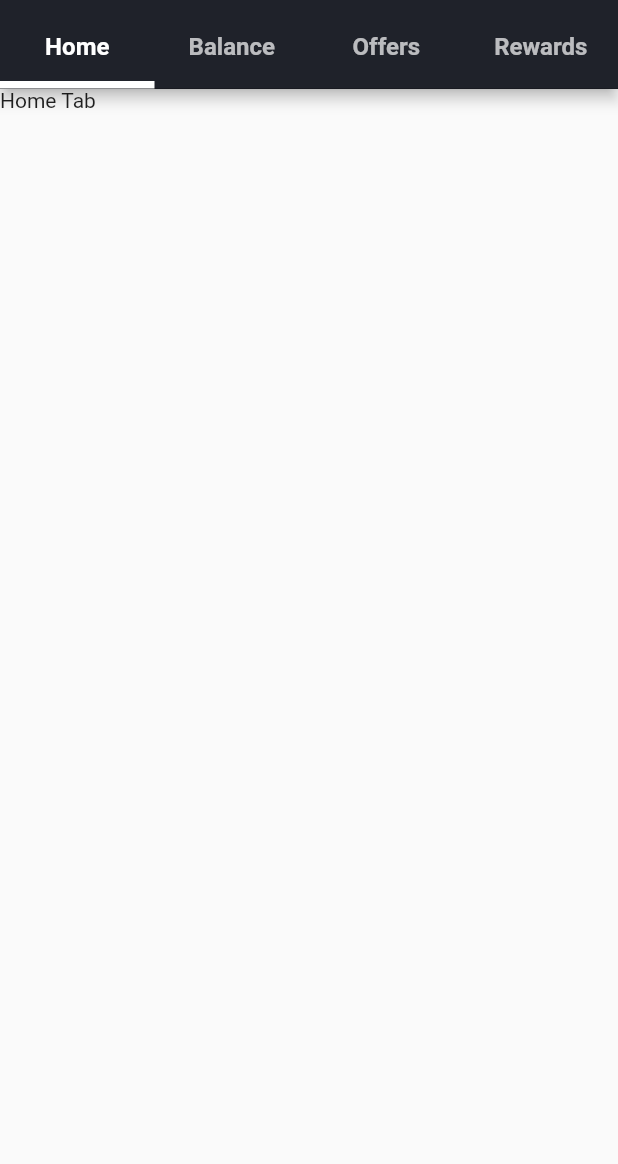
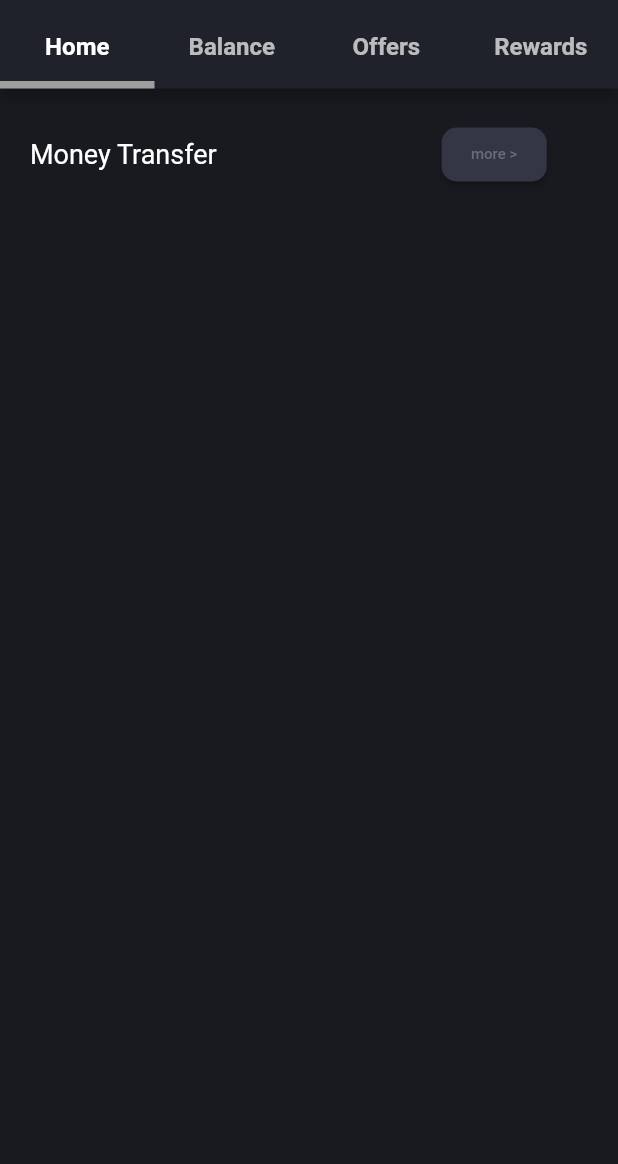
Before and after one commit to Fareed-Shah/Flutter_PaymentApp_UI, a Flutter app: the Home_Screen screen opened directly, on a phone screen of 412 x 824 dp, the part 72-1236 px from its top. Run offline on Flutter 3.47's test engine with Material 2 defaults, Android fonts, the phone set to English and light mode, and no system bars; missing offline and left inert: dart:html.

Commit message:
Home Screen

```diff
--- a/lib/main.dart
+++ b/lib/main.dart
@@ -21,7 +21,7 @@ class _MyAppState extends State<MyApp> {
   return const MaterialApp(
     debugShowCheckedModeBanner: false,
 
-    home:Balance_Screen(),
+    home:Home_Screen(),
 
   );
   }
--- a/lib/screens/home_screen.dart
+++ b/lib/screens/home_screen.dart
@@ -87,7 +87,7 @@ class _Home_ScreenState extends State<Home_Screen> {
     bottom:
     TabBar(
             indicatorWeight: 5,
-            indicatorColor: Colors.white,
+            indicatorColor: Colors.grey,
             tabs: [
            Tab(child: Text('Home',style: TextStyle(fontSize: 16,fontWeight:FontWeight.w600 ),),),
            Tab(child: Text('Balance',style: TextStyle(fontSize: 16,fontWeight:FontWeight.w600 ),),),
--- a/lib/screens/home_tab.dart
+++ b/lib/screens/home_tab.dart
@@ -1,3 +1,4 @@
+import 'package:assignment_01/constant/app_colour.dart';
 import 'package:flutter/material.dart';
 
 
@@ -13,7 +14,41 @@ class _Home_TabState extends State<Home_Tab> {
   @override
   Widget build(BuildContext context) {
    return Scaffold(
-    body: Text('Home Tab'),
+    backgroundColor: Color(AppColorConst.basecolor),
+    body: Column(
+      children: [
+      Container(
+       margin: EdgeInsets.all(20),
+       //padding: EdgeInsets.all(10),
+        width: MediaQuery.of(context).size.width*100,
+        height: 150,
+
+        child: Column(
+          children: [
+            Row(
+              children: [
+                Text('Money Transfer',style: TextStyle(fontSize: 18,color: Color(0xffFFFFFF)),),
+                SizedBox(width: 150,),
+                ElevatedButton(onPressed: (){}, child: Text('more >',style: TextStyle(fontSize: 10,color: Color(0xff696D78))),
+                style: ElevatedButton.styleFrom(
+              primary: Color(0xff343645),
+              fixedSize: const Size(70, 11),
+              shape: RoundedRectangleBorder(
+                  borderRadius: BorderRadius.circular(10))),
+                )
+              ],
+            ),
+
+          ],
+        ),
+        //Text('Money Transfer',style: TextStyle(fontSize: 15,color: Color(0xffFFFFFF)),),
+      )
+
+      ],
+    )
+
+
+
    );
   }
 }
```
